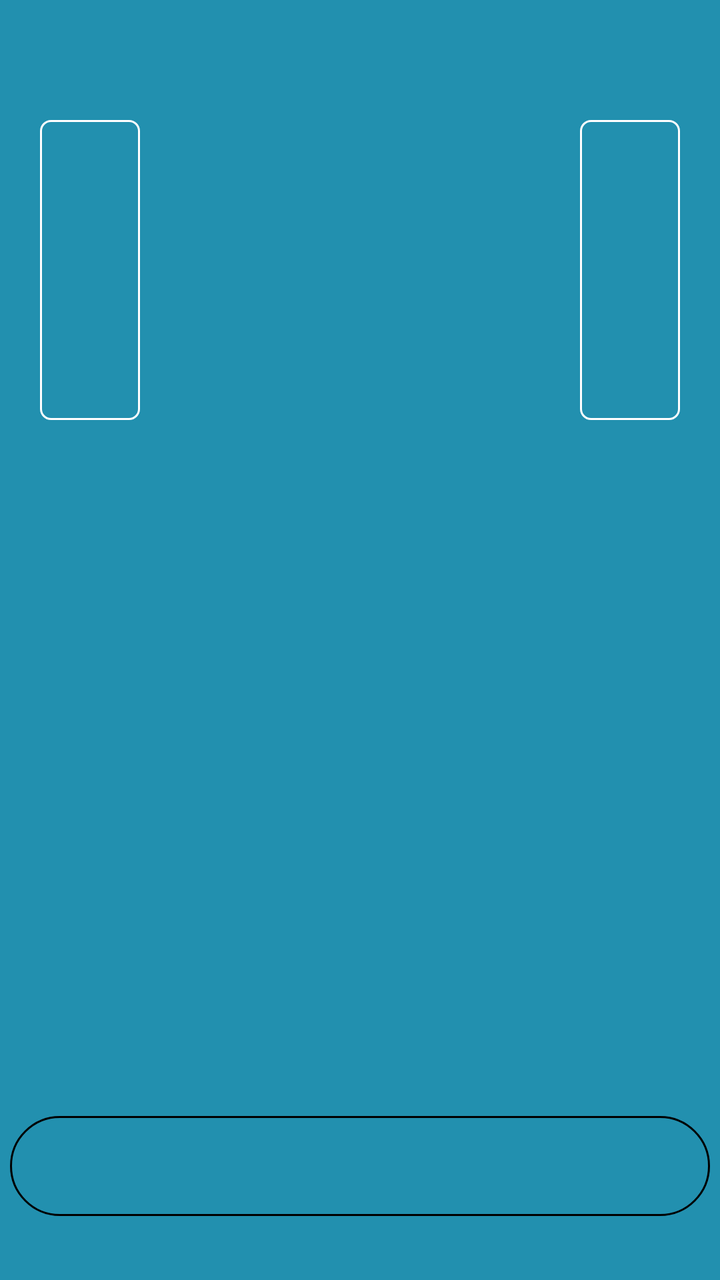
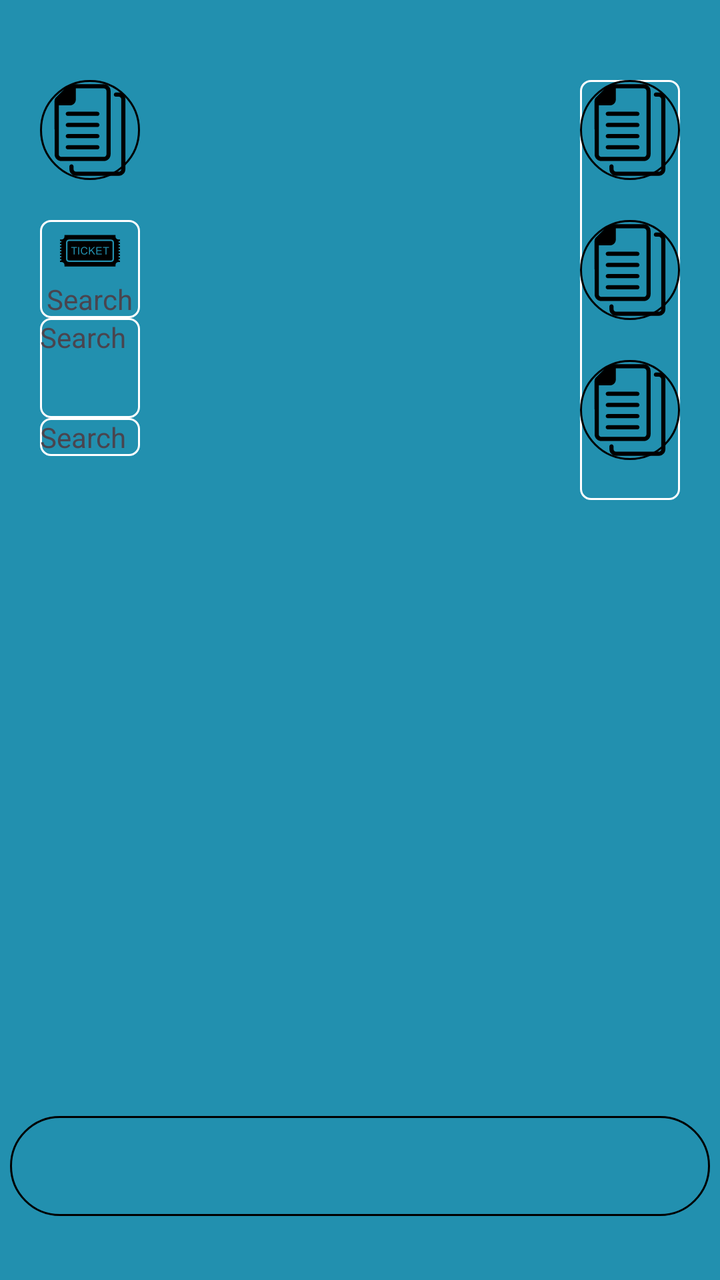

Compare the two renders of this Android layout. The source of the first and the diff that turns it into the second are given below.
<!-- AndroidManifest.xml: application theme Theme.Buscor -->
<!-- res/layout/fragment_dashboard.xml -->
<?xml version="1.0" encoding="utf-8"?>
<FrameLayout xmlns:android="http://schemas.android.com/apk/res/android"
    xmlns:tools="http://schemas.android.com/tools"
    android:layout_width="match_parent"
    android:layout_height="match_parent"
    android:background="@color/Login_and_Register_BottomText_color"
    tools:context=".views.Dashboard.Dashboard">


    <FrameLayout
        android:layout_width="match_parent"
        android:layout_height="300dp"
        android:orientation="horizontal"
        android:paddingHorizontal="20dp"
        android:paddingTop="60dp">


      <LinearLayout
        android:layout_width="50dp"
        android:layout_height="150dp"
        android:orientation="vertical"
        android:background="@drawable/dasboard_side_panels_boarder">

    </LinearLayout>

        <LinearLayout
            android:layout_width="50dp"
            android:layout_height="150dp"
            android:orientation="vertical"
            android:background="@drawable/dasboard_side_panels_boarder"
            android:layout_gravity="end|right">

        </LinearLayout>

    </FrameLayout>

    
    <LinearLayout
        android:layout_width="350dp"
        android:layout_height="50dp"
        android:background="@drawable/button_border"
        android:layout_gravity="bottom|center_horizontal"
        android:layout_marginBottom="32dp" />

</FrameLayout>
<!-- resources referenced by this layout -->
<resources>
  <color name="Login_and_Register_BottomText_color">#2290AF</color>
  <!-- drawable button_border (drawable) -->
  <shape
      xmlns:android="http://schemas.android.com/apk/res/android"
      android:shape="rectangle">
      <solid
          android:color="@android:color/transparent"/>
  
      <corners
          android:bottomRightRadius="30dp"
          android:bottomLeftRadius="30dp"
          android:topLeftRadius="30dp"
          android:topRightRadius="30dp"/>
      <stroke
          android:color="@color/black"
          android:width="1dp"/>
  </shape>
  <!-- drawable dasboard_side_panels_boarder (drawable) -->
  <shape
      xmlns:android="http://schemas.android.com/apk/res/android"
      android:shape="rectangle">
      <solid
          android:color="@android:color/transparent"/>
  
      <corners
          android:bottomRightRadius="5dp"
          android:bottomLeftRadius="5dp"
          android:topLeftRadius="5dp"
          android:topRightRadius="5dp"/>
      <stroke
          android:color="@color/white"
          android:width="1dp"/>
  </shape>
  <style name="Theme.Buscor" parent="Base.Theme.Buscor" />
  <color name="black">#FF000000</color>
  <color name="white">#FFFFFFFF</color>
  <style name="Base.Theme.Buscor" parent="Theme.Material3.DayNight.NoActionBar">
          
          
      </style>
</resources>

<!-- the commit's change to res/layout/fragment_dashboard.xml (unified diff, before → after) -->
@@ -12,23 +12,114 @@
         android:layout_height="300dp"
         android:orientation="horizontal"
         android:paddingHorizontal="20dp"
-        android:paddingTop="60dp">
+        android:paddingTop="40dp">
 
 
       <LinearLayout
-        android:layout_width="50dp"
-        android:layout_height="150dp"
-        android:orientation="vertical"
-        android:background="@drawable/dasboard_side_panels_boarder">
+          android:layout_width="wrap_content"
+          android:layout_height="wrap_content"
+          android:orientation="vertical">
 
-    </LinearLayout>
+          <ImageView
+              android:layout_width="50dp"
+              android:layout_height="50dp"
+              android:background="@drawable/button_border"
+              android:layout_marginBottom="20dp"
+              android:src="@drawable/documents"/>
 
+          <LinearLayout
+              android:layout_width="50dp"
+              android:layout_height="wrap_content"
+              android:orientation="vertical"
+              >
+
+             <LinearLayout
+                 android:layout_width="match_parent"
+                 android:layout_height="wrap_content"
+                 android:background="@drawable/dasboard_side_panels_boarder"
+                 android:orientation="vertical">
+
+                 <ImageView
+                     android:layout_width="30dp"
+                     android:layout_height="30dp"
+                     android:src="@drawable/ticket_svgrepo_com"
+                     android:layout_gravity="center"/>
+
+                 <TextView
+                     android:layout_width="wrap_content"
+                     android:layout_height="wrap_content"
+                     android:text="Search"
+                     android:layout_gravity="center"/>
+
+             </LinearLayout>
+
+              <LinearLayout
+                  android:layout_width="match_parent"
+                  android:layout_height="50dp"
+                  android:background="@drawable/dasboard_side_panels_boarder"
+                  android:orientation="vertical">
+
+                  <ImageView
+                      android:layout_width="match_parent"
+                      android:layout_height="wrap_content"
+                      android:src=""/>
+
+                  <TextView
+                      android:layout_width="wrap_content"
+                      android:layout_height="wrap_content"
+                      android:text="Search"/>
+
+              </LinearLayout>
+
+              <LinearLayout
+                  android:layout_width="match_parent"
+                  android:layout_height="wrap_content"
+                  android:background="@drawable/dasboard_side_panels_boarder"
+                  android:orientation="vertical">
+
+                  <ImageView
+                      android:layout_width="match_parent"
+                      android:layout_height="wrap_content"
+                      android:src=""/>
+
+                  <TextView
+                      android:layout_width="wrap_content"
+                      android:layout_height="wrap_content"
+                      android:text="Search"/>
+
+              </LinearLayout>
+
+          </LinearLayout>
+
+      </LinearLayout>
         <LinearLayout
             android:layout_width="50dp"
-            android:layout_height="150dp"
+            android:layout_height="wrap_content"
             android:orientation="vertical"
             android:background="@drawable/dasboard_side_panels_boarder"
             android:layout_gravity="end|right">
+
+            <ImageView
+                android:layout_width="50dp"
+                android:layout_height="50dp"
+                android:background="@drawable/button_border"
+                android:layout_marginBottom="20dp"
+                android:src="@drawable/documents"/>
+
+            <ImageView
+                android:layout_width="50dp"
+                android:layout_height="50dp"
+                android:background="@drawable/button_border"
+                android:layout_marginBottom="20dp"
+                android:src="@drawable/documents"/>
+
+
+            <ImageView
+                android:layout_width="50dp"
+                android:layout_height="50dp"
+                android:background="@drawable/button_border"
+                android:layout_marginBottom="20dp"
+                android:src="@drawable/documents"/>
 
         </LinearLayout>
 
<!-- resource entries referenced after the edit -->
@@ -33,6 +33,8 @@
           android:color="@color/white"
           android:width="1dp"/>
   </shape>
+  <!-- drawable documents: vector/xml drawable (drawable, 2075 chars, omitted) -->
+  <!-- drawable ticket_svgrepo_com: vector/xml drawable (drawable, 2698 chars, omitted) -->
   <style name="Theme.Buscor" parent="Base.Theme.Buscor" />
   <color name="black">#FF000000</color>
   <color name="white">#FFFFFFFF</color>
